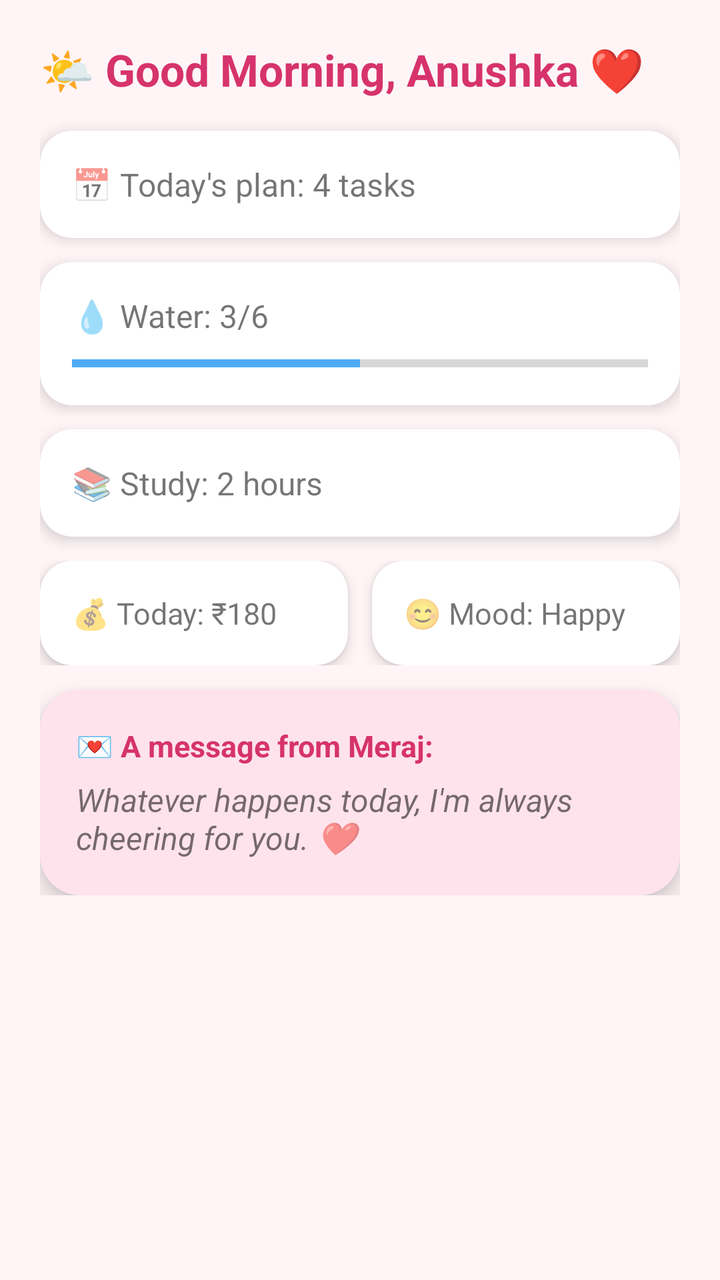
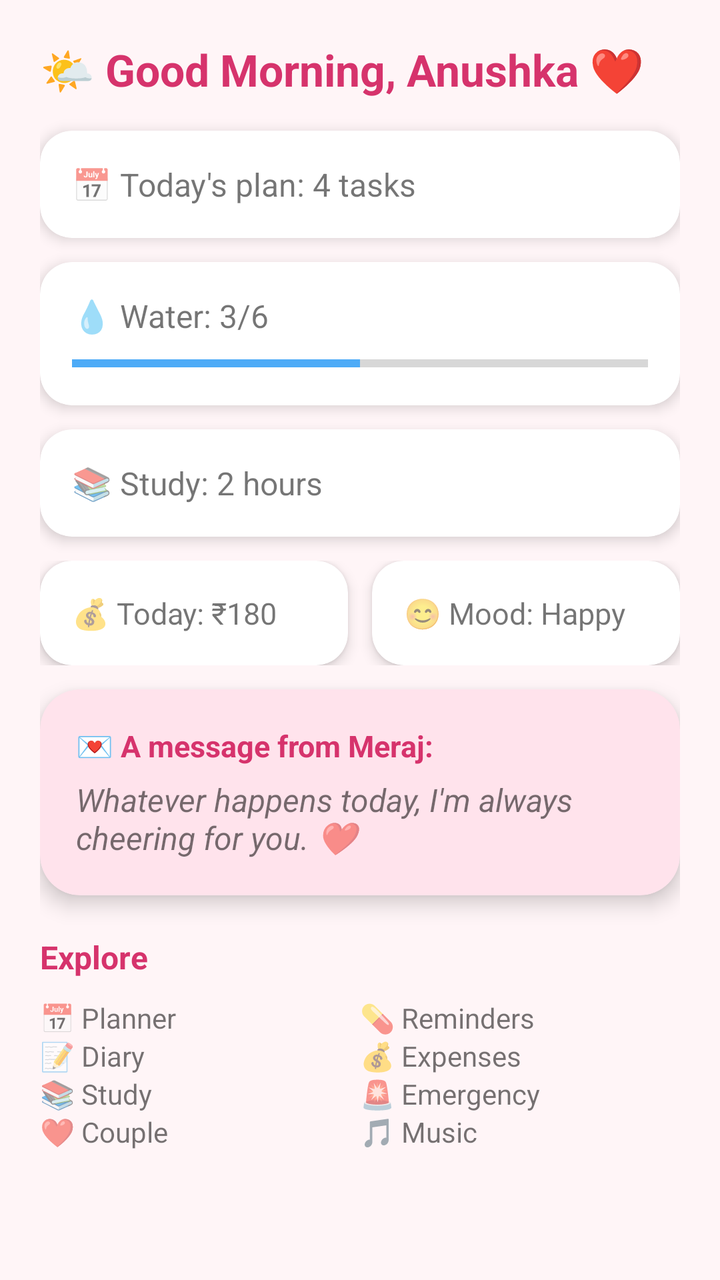

Compare the two renders of this Android layout. The source of the first and the diff that turns it into the second are given below.
<!-- AndroidManifest.xml: application theme Theme.AnushkaDay -->
<!-- res/layout/activity_main.xml -->
<?xml version="1.0" encoding="utf-8"?>
<ScrollView xmlns:android="http://schemas.android.com/apk/res/android"
    xmlns:app="http://schemas.android.com/apk/res-auto"
    android:layout_width="match_parent"
    android:layout_height="match_parent"
    android:background="#FFF5F7">

    <LinearLayout
        android:layout_width="match_parent"
        android:layout_height="wrap_content"
        android:orientation="vertical"
        android:padding="20dp">

        <TextView
            android:id="@+id/tvGreeting"
            android:layout_width="match_parent"
            android:layout_height="wrap_content"
            android:text="🌤️ Good Morning, Anushka ❤️"
            android:textSize="22sp"
            android:textStyle="bold"
            android:textColor="#D6336C"
            android:paddingBottom="16dp"/>

        <androidx.cardview.widget.CardView
            android:layout_width="match_parent"
            android:layout_height="wrap_content"
            app:cardCornerRadius="16dp"
            app:cardElevation="4dp"
            android:layout_marginBottom="12dp">

            <LinearLayout
                android:layout_width="match_parent"
                android:layout_height="wrap_content"
                android:orientation="vertical"
                android:padding="16dp">

                <TextView
                    android:id="@+id/tvTasks"
                    android:layout_width="match_parent"
                    android:layout_height="wrap_content"
                    android:text="📅 Today's plan: 4 tasks"
                    android:textSize="16sp"/>

            </LinearLayout>
        </androidx.cardview.widget.CardView>

        <androidx.cardview.widget.CardView
            android:layout_width="match_parent"
            android:layout_height="wrap_content"
            app:cardCornerRadius="16dp"
            app:cardElevation="4dp"
            android:layout_marginBottom="12dp">

            <LinearLayout
                android:layout_width="match_parent"
                android:layout_height="wrap_content"
                android:orientation="vertical"
                android:padding="16dp">

                <TextView
                    android:id="@+id/tvWater"
                    android:layout_width="match_parent"
                    android:layout_height="wrap_content"
                    android:text="💧 Water: 3/6"
                    android:textSize="16sp"
                    android:paddingBottom="8dp"/>

                <ProgressBar
                    android:id="@+id/progressWater"
                    style="?android:attr/progressBarStyleHorizontal"
                    android:layout_width="match_parent"
                    android:layout_height="10dp"
                    android:max="6"
                    android:progress="3"
                    android:progressTint="#4DABF7"/>

            </LinearLayout>
        </androidx.cardview.widget.CardView>

        <androidx.cardview.widget.CardView
            android:layout_width="match_parent"
            android:layout_height="wrap_content"
            app:cardCornerRadius="16dp"
            app:cardElevation="4dp"
            android:layout_marginBottom="12dp">

            <LinearLayout
                android:layout_width="match_parent"
                android:layout_height="wrap_content"
                android:orientation="vertical"
                android:padding="16dp">

                <TextView
                    android:id="@+id/tvStudy"
                    android:layout_width="match_parent"
                    android:layout_height="wrap_content"
                    android:text="📚 Study: 2 hours"
                    android:textSize="16sp"/>

            </LinearLayout>
        </androidx.cardview.widget.CardView>

        <LinearLayout
            android:layout_width="match_parent"
            android:layout_height="wrap_content"
            android:orientation="horizontal"
            android:layout_marginBottom="12dp">

            <androidx.cardview.widget.CardView
                android:layout_width="0dp"
                android:layout_height="wrap_content"
                android:layout_weight="1"
                android:layout_marginEnd="6dp"
                app:cardCornerRadius="16dp"
                app:cardElevation="4dp">

                <TextView
                    android:id="@+id/tvSpending"
                    android:layout_width="match_parent"
                    android:layout_height="wrap_content"
                    android:padding="16dp"
                    android:text="💰 Today: ₹180"
                    android:textSize="15sp"/>
            </androidx.cardview.widget.CardView>

            <androidx.cardview.widget.CardView
                android:layout_width="0dp"
                android:layout_height="wrap_content"
                android:layout_weight="1"
                android:layout_marginStart="6dp"
                app:cardCornerRadius="16dp"
                app:cardElevation="4dp">

                <TextView
                    android:id="@+id/tvMood"
                    android:layout_width="match_parent"
                    android:layout_height="wrap_content"
                    android:padding="16dp"
                    android:text="😊 Mood: Happy"
                    android:textSize="15sp"/>
            </androidx.cardview.widget.CardView>
        </LinearLayout>

        <androidx.cardview.widget.CardView
            android:layout_width="match_parent"
            android:layout_height="wrap_content"
            app:cardCornerRadius="20dp"
            app:cardElevation="6dp"
            app:cardBackgroundColor="#FFE3EC">

            <LinearLayout
                android:layout_width="match_parent"
                android:layout_height="wrap_content"
                android:orientation="vertical"
                android:padding="18dp">

                <TextView
                    android:id="@+id/tvPartnerLabel"
                    android:layout_width="match_parent"
                    android:layout_height="wrap_content"
                    android:text="💌 A message from Meraj:"
                    android:textStyle="bold"
                    android:textSize="15sp"
                    android:textColor="#D6336C"
                    android:paddingBottom="6dp"/>

                <TextView
                    android:id="@+id/tvPartnerMessage"
                    android:layout_width="match_parent"
                    android:layout_height="wrap_content"
                    android:text="Whatever happens today, I'm always cheering for you. ❤️"
                    android:textSize="16sp"
                    android:textStyle="italic"/>

            </LinearLayout>
        </androidx.cardview.widget.CardView>

    </LinearLayout>
</ScrollView>
<!-- resources referenced by this layout -->
<resources>
  <style name="Theme.AnushkaDay" parent="Theme.MaterialComponents.DayNight.NoActionBar">
          <item name="colorPrimary">#D6336C</item>
          <item name="colorPrimaryDark">#AD1457</item>
          <item name="colorAccent">#FF8FA3</item>
      </style>
</resources>

<!-- the commit's change to res/layout/activity_main.xml (unified diff, before → after) -->
@@ -175,5 +175,32 @@
             </LinearLayout>
         </androidx.cardview.widget.CardView>
 
+        <TextView
+            android:layout_width="match_parent"
+            android:layout_height="wrap_content"
+            android:text="Explore"
+            android:textStyle="bold"
+            android:textSize="16sp"
+            android:textColor="#D6336C"
+            android:paddingTop="20dp"
+            android:paddingBottom="10dp"/>
+
+        <GridLayout
+            android:layout_width="match_parent"
+            android:layout_height="wrap_content"
+            android:columnCount="2"
+            android:rowCount="4">
+
+            <TextView android:id="@+id/navPlanner" style="@style/FeatureTile" android:layout_width="0dp" android:layout_columnWeight="1" android:text="📅 Planner"/>
+            <TextView android:id="@+id/navReminders" style="@style/FeatureTile" android:layout_width="0dp" android:layout_columnWeight="1" android:text="💊 Reminders"/>
+            <TextView android:id="@+id/navDiary" style="@style/FeatureTile" android:layout_width="0dp" android:layout_columnWeight="1" android:text="📝 Diary"/>
+            <TextView android:id="@+id/navExpense" style="@style/FeatureTile" android:layout_width="0dp" android:layout_columnWeight="1" android:text="💰 Expenses"/>
+            <TextView android:id="@+id/navStudy" style="@style/FeatureTile" android:layout_width="0dp" android:layout_columnWeight="1" android:text="📚 Study"/>
+            <TextView android:id="@+id/navEmergency" style="@style/FeatureTile" android:layout_width="0dp" android:layout_columnWeight="1" android:text="🚨 Emergency"/>
+            <TextView android:id="@+id/navCouple" style="@style/FeatureTile" android:layout_width="0dp" android:layout_columnWeight="1" android:text="❤️ Couple"/>
+            <TextView android:id="@+id/navMusic" style="@style/FeatureTile" android:layout_width="0dp" android:layout_columnWeight="1" android:text="🎵 Music"/>
+
+        </GridLayout>
+
     </LinearLayout>
 </ScrollView>
